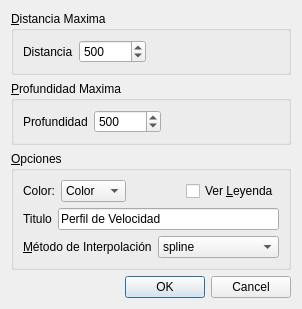
First picture: the form in Viper/modelparams.ui, repository edvelezg/viper-sugui, before the edit.
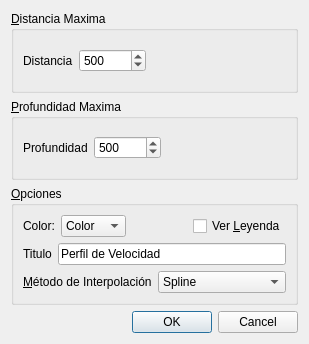
Second picture: the form after the edit.

```diff
--- a/Viper/modelparams.ui
+++ b/Viper/modelparams.ui
@@ -8,8 +8,8 @@
    <rect>
     <x>0</x>
     <y>0</y>
-    <width>302</width>
-    <height>279</height>
+    <width>309</width>
+    <height>344</height>
    </rect>
   </property>
   <property name="windowTitle" >
@@ -197,7 +197,7 @@
          <widget class="QComboBox" name="cbMethod" >
           <item>
            <property name="text" >
-            <string>spline</string>
+            <string>Spline</string>
            </property>
           </item>
           <item>
```
Left out of the diff: 6 changed lines with no effect on the pictures.
